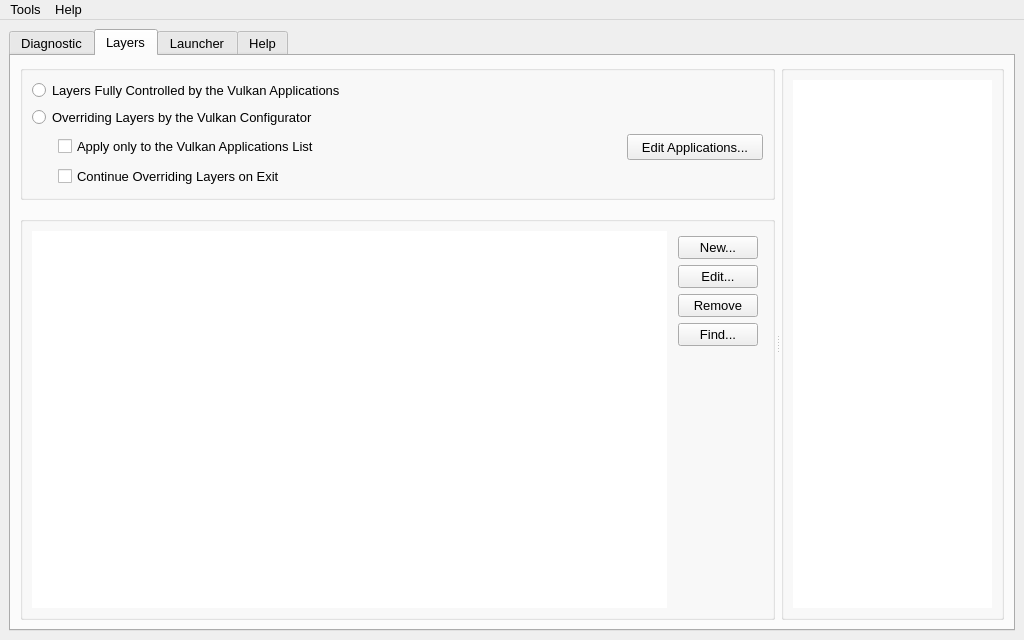
Qt form vkconfig/mainwindow.ui (dgkoch/LunarG-VulkanTools) before a commit.
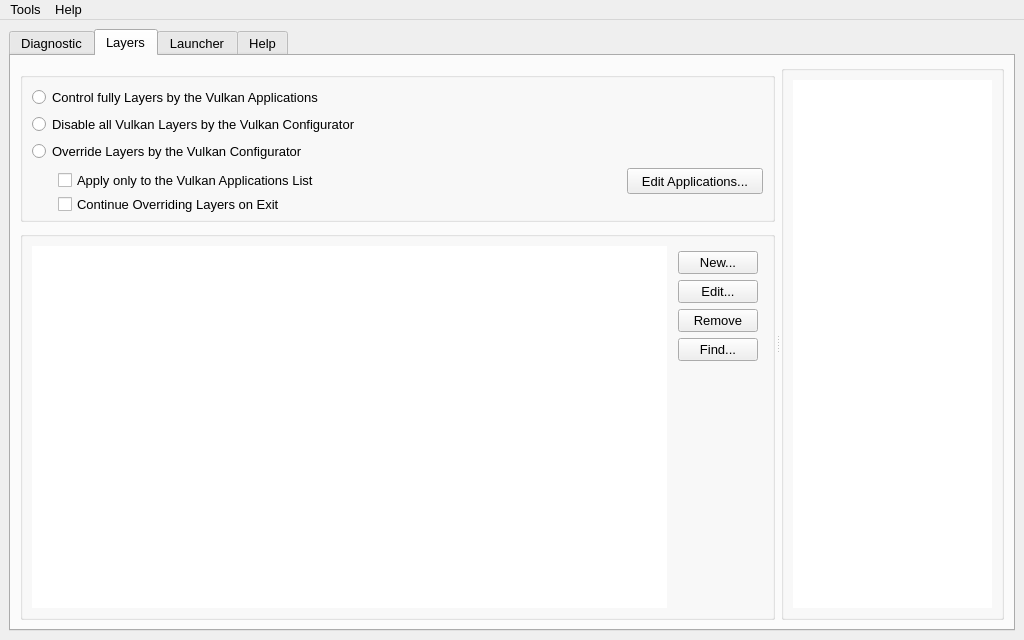
The same form after that commit. The open tabs and pages were chosen to show the change. Icons and pictures are not drawn.

Commit message: Add option to the layers UI

What changed in the file:
```diff
--- a/vkconfig/mainwindow.ui
+++ b/vkconfig/mainwindow.ui
@@ -145,7 +145,7 @@
                <property name="minimumSize">
                 <size>
                  <width>0</width>
-                 <height>135</height>
+                 <height>150</height>
                 </size>
                </property>
                <property name="maximumSize">
@@ -170,11 +170,11 @@
                    </font>
                   </property>
                   <property name="text">
-                   <string>Layers Fully Controlled by the Vulkan Applications</string>
+                   <string>Control fully Layers by the Vulkan Applications</string>
                   </property>
                  </widget>
                 </item>
-                <item row="2" column="0">
+                <item row="3" column="0">
                  <layout class="QGridLayout" name="gridLayout_15">
                   <item row="0" column="0">
                    <widget class="QWidget" name="widget" native="true">
@@ -267,7 +267,7 @@
                   </item>
                  </layout>
                 </item>
-                <item row="1" column="0">
+                <item row="2" column="0">
                  <widget class="QRadioButton" name="radio_override">
                   <property name="font">
                    <font>
@@ -276,7 +276,14 @@
                    </font>
                   </property>
                   <property name="text">
-                   <string>Overriding Layers by the Vulkan Configurator</string>
+                   <string>Override Layers by the Vulkan Configurator</string>
+                  </property>
+                 </widget>
+                </item>
+                <item row="1" column="0">
+                 <widget class="QRadioButton" name="radioButton">
+                  <property name="text">
+                   <string>Disable all Vulkan Layers by the Vulkan Configurator</string>
                   </property>
                  </widget>
                 </item>
```
Left out of the diff: 2 changed lines with no effect on the pictures.
